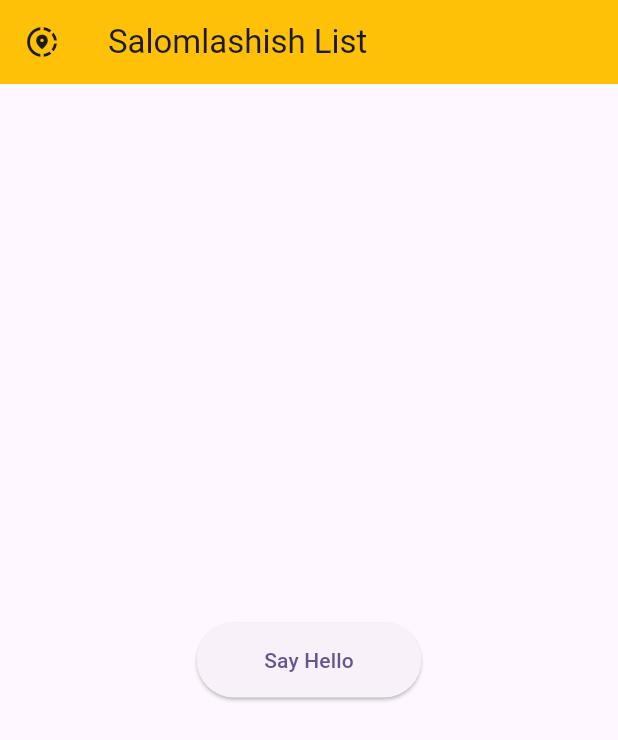
After one commit to Jakhongir1133/GitHub, a Flutter app: the screen it shows after launch, after a tap on "Click Me", on a phone screen of 412 x 824 dp. The commit adds this screen. Shown: the top 740 px of the screen. Run offline on Flutter 3.47's test engine with Material 3 defaults, Android fonts, the phone set to English and light mode, and no system bars; network calls fail.

Commit message:
click button added

```diff
--- a/lib/github/github.dart
+++ b/lib/Lesson 11 GitHub/click-button.dart
@@ -5,6 +5,14 @@ class MyGit extends StatelessWidget {
 
   @override
   Widget build(BuildContext context) {
-    return Scaffold();
+    return Scaffold(
+     body: Column( children: [
+       ElevatedButton(onPressed: (){}, child: Text("Click Me")),
+      ],
+
+      ),
+
+
+    );
   }
 }
--- /dev/null
+++ b/lib/Lesson 11 GitHub/photos.dart
@@ -0,0 +1,41 @@
+import 'package:flutter/material.dart';
+import 'package:github/Lesson%2011%20GitHub/sayhello.dart';
+
+class ConnectFiles extends StatelessWidget {
+  const ConnectFiles({super.key});
+
+  @override
+  Widget build(BuildContext context) {
+    return Scaffold(
+      body: Column(mainAxisAlignment: MainAxisAlignment.spaceEvenly, children: [
+        // Container(
+        //   width: 300,
+        //   height: 300,
+        //   decoration: const BoxDecoration(
+        //       image: DecorationImage(
+        //           image: NetworkImage(
+        //               'https://cdn.pixabay.com/photo/2015/01/28/23/35/landscape-615429_1280.jpg'))),
+        // ),
+        Container(
+            width: double.infinity,
+            height: 300,
+            decoration: const BoxDecoration(
+                image: DecorationImage(
+                    image: NetworkImage(
+                        'https://buffer.com/cdn-cgi/image/w=1000,fit=contain,q=90,f=auto/library/content/images/size/w600/2023/10/free-images.jpg')))),
+
+        Row( mainAxisAlignment: MainAxisAlignment.center,
+           children: [
+            SizedBox(
+              width: 150,
+              height: 50,
+              child: ElevatedButton(onPressed: (){
+                Navigator.push(context, MaterialPageRoute(builder:(context) => const Sayhello(),));
+              }, child: Text("Click Me")),
+            ),
+          ],
+        ),
+      ]),
+    );
+  }
+}
--- /dev/null
+++ b/lib/Lesson 11 GitHub/sayhello.dart
@@ -0,0 +1,34 @@
+import 'package:flutter/material.dart';
+import 'package:github/Lesson%2011%20GitHub/photos.dart';
+
+class Sayhello extends StatelessWidget {
+  const Sayhello({super.key});
+
+  @override
+  Widget build(BuildContext context) {
+    return Scaffold(
+
+      appBar: AppBar(
+        leading: const Icon(Icons.share_location_sharp),
+        title: const Text("Salomlashish List"),
+        backgroundColor: Colors.amber,
+        ),
+      body: SizedBox(
+        width: double.infinity,
+        child: Column(
+          mainAxisAlignment: MainAxisAlignment.center,
+          crossAxisAlignment: CrossAxisAlignment.center,
+          children: [
+            Container(
+              width: 150,
+              height: 50,
+              child: ElevatedButton(onPressed: () {
+                Navigator.push(context, MaterialPageRoute(builder:(context) => const ConnectFiles(),));
+              }, child: Text("Say Hello")),
+            ),
+          ],
+        ),
+      ),
+    );
+  }
+}
--- a/lib/main.dart
+++ b/lib/main.dart
@@ -1,5 +1,5 @@
 import 'package:flutter/material.dart';
-import 'package:flutter/widgets.dart';
+import 'package:github/Lesson%2011%20GitHub/photos.dart';
 
 void main() {
   runApp(const MyApp());
@@ -18,7 +18,7 @@ class MyApp extends StatelessWidget {
         colorScheme: ColorScheme.fromSeed(seedColor: Colors.deepPurple),
         useMaterial3: true,
       ),
-      home: const GitHub(),
+      home: const ConnectFiles(),
     );
   }
 }
@@ -32,8 +32,8 @@ class GitHub extends StatelessWidget {
       crossAxisAlignment: CrossAxisAlignment.center,
         children: [
           Container(
-            width: 100,
-            height: 100,
+            width: 200,
+            height: 200,
             color: Colors.black,
           ),
         ],
```
